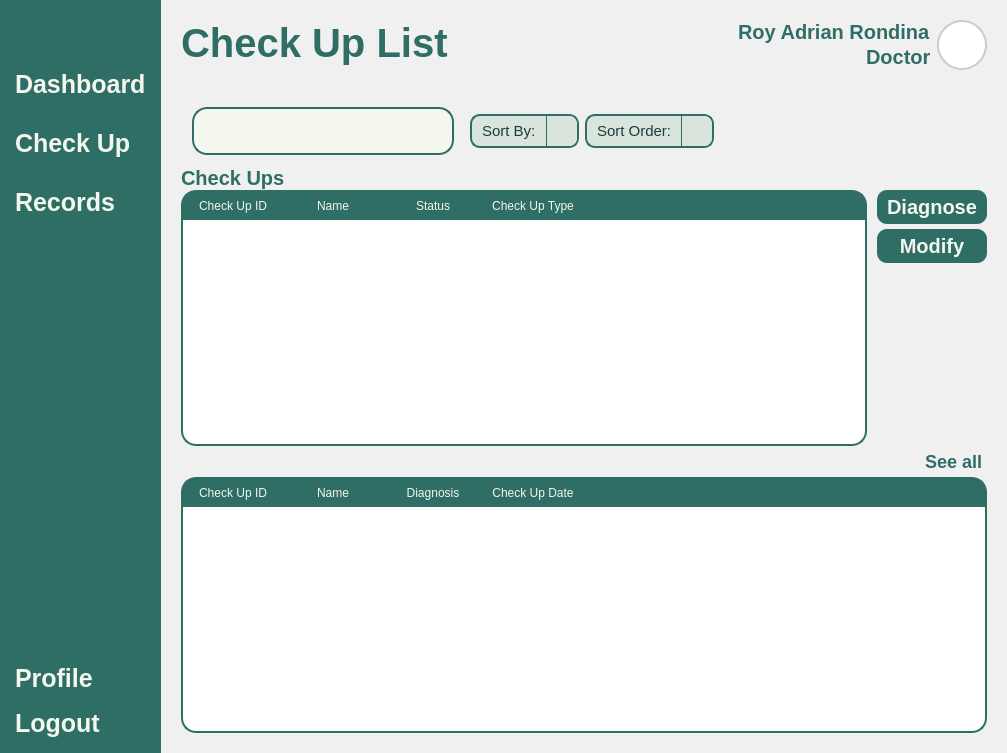
First picture: the form in Views/Doctor_Records.ui, repository VinsmokeSanji69/COVACHA_CLINIC_SYSTEM, before the edit.
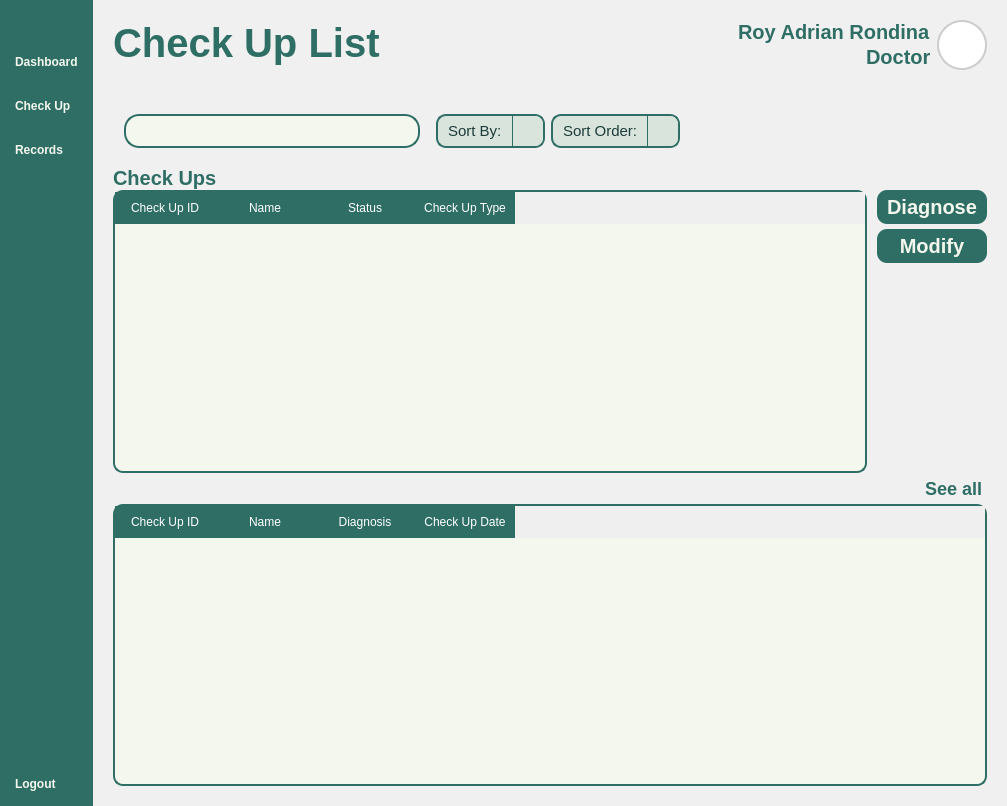
Second picture: the form after the edit. Icons and pictures are not drawn.

```diff
--- a/Views/Doctor_Records.ui
+++ b/Views/Doctor_Records.ui
@@ -7,7 +7,7 @@
     <x>0</x>
     <y>0</y>
     <width>1007</width>
-    <height>753</height>
+    <height>806</height>
    </rect>
   </property>
   <property name="windowTitle">
@@ -20,17 +20,16 @@
 	border: 0px;
 }
 QPushButton {
-	font: 900 10pt &quot;Satoshi Black&quot;;
+	font: 900 17pt &quot;Satoshi Black&quot;;
 	background-color: transparent;
  	border-radius: 10px;
 	font-weight: bold;
-	font-size: 25px;
 	color: #F4F7ED;
 	text-align: left;
 	padding: 5px 5px;
 }
 #NavBar {
-    background-color: #2E6E65;
+    background-color: #2E6E65; 
 }
 QLabel {
 	font: 900 10pt &quot;Satoshi Black&quot;;
@@ -41,6 +40,7 @@
     qproperty-wordWrap: true;
 	background: transparent;
 }
+
 </string>
   </property>
   <layout class="QHBoxLayout" name="horizontalLayout">
@@ -164,6 +164,9 @@
         </item>
         <item>
          <widget class="QPushButton" name="RecordsButton">
+          <property name="styleSheet">
+           <string notr="true"/>
+          </property>
           <property name="text">
            <string>Records</string>
           </property>
@@ -202,23 +205,6 @@
         <property name="sizeConstraint">
          <enum>QLayout::SetNoConstraint</enum>
         </property>
-        <item>
-         <widget class="QPushButton" name="pushButton_5">
-          <property name="text">
-           <string>Profile</string>
-          </property>
-          <property name="icon">
-           <iconset resource="../Images/resources.qrc">
-            <normaloff>:/lucide/icons/user-round-cog.svg</normaloff>:/lucide/icons/user-round-cog.svg</iconset>
-          </property>
-          <property name="iconSize">
-           <size>
-            <width>40</width>
-            <height>40</height>
-           </size>
-          </property>
-         </widget>
-        </item>
         <item>
          <widget class="QPushButton" name="pushButton_4">
           <property name="text">
@@ -751,41 +737,25 @@
               </property>
               <property name="styleSheet">
                <string notr="true">QTableWidget {
-    border: 2px solid white;
-    border-radius: 15px;
-    background-color: white;
-	border-color: #2e6e65;
+	background-color: #F4F7ED;
+	gridline-color: transparent;
+	border-radius: 10px;
+	border: 2px solid #2E6E65;
 }
-
-QHeaderView {
-    border: none;
-    font: 700 16pt &quot;Arial&quot;;
-    background-color: #2e6e65;
-    color: #f4f7ed;
-    padding: 0px;
-    margin: 0px;
-    border-top-left-radius: 10px;
-    border-top-right-radius: 10px;
+QTableWidget::item {
+	border: none;
+	font: 16pt &quot;Lexend&quot;;
 }
-
-QHeaderView::section {
-    border: none;
-	text-align: left;
-    font: 700 12pt &quot;Arial&quot;;
-    background-color: #2e6e65;
-    color: #f4f7ed;
-    padding: 5px;
-    margin: 0px;
+QTableWidget::item:selected {
+	background-color: rgba(46, 110, 101, 0.3);
 }
-
-QHeaderView::section:first {
-    border-top-left-radius: 10px;
-}
-
-QHeaderView::section:last {
-    border-top-right-radius: 10px;
-}
-</string>
+QTableWidget QHeaderView::section {
+	background-color: #2E6E65;
+	color: white;
+	padding: 5px;
+	font: 18px &quot;Lexend Medium&quot;;
+	border: 2px solid #2E6E65;
+}</string>
               </property>
               <column>
                <property name="text">
@@ -882,41 +852,25 @@
           <widget class="QTableWidget" name="DoneTable">
            <property name="styleSheet">
             <string notr="true">QTableWidget {
-    border: 2px solid white;
-    border-radius: 15px;
-    background-color: white;
-	border-color: #2e6e65;
+	background-color: #F4F7ED;
+	gridline-color: transparent;
+	border-radius: 10px;
+	border: 2px solid #2E6E65;
 }
-
-QHeaderView {
-    border: none;
-    font: 700 16pt &quot;Arial&quot;;
-    background-color: #2e6e65;
-    color: #f4f7ed;
-    padding: 0px;
-    margin: 0px;
-    border-top-left-radius: 10px;
-    border-top-right-radius: 10px;
+QTableWidget::item {
+	border: none;
+	font: 16pt &quot;Lexend&quot;;
 }
-
-QHeaderView::section {
-    border: none;
-	text-align: left;
-    font: 700 12pt &quot;Arial&quot;;
-    background-color: #2e6e65;
-    color: #f4f7ed;
-    padding: 5px;
-    margin: 0px;
+QTableWidget::item:selected {
+	background-color: rgba(46, 110, 101, 0.3);
 }
-
-QHeaderView::section:first {
-    border-top-left-radius: 10px;
-}
-
-QHeaderView::section:last {
-    border-top-right-radius: 10px;
-}
-</string>
+QTableWidget QHeaderView::section {
+	background-color: #2E6E65;
+	color: white;
+	padding: 5px;
+	font: 18px &quot;Lexend Medium&quot;;
+	border: 2px solid #2E6E65;
+}</string>
            </property>
            <column>
             <property name="text">
```
Left out of the diff: 16 changed lines with no effect on the pictures.
